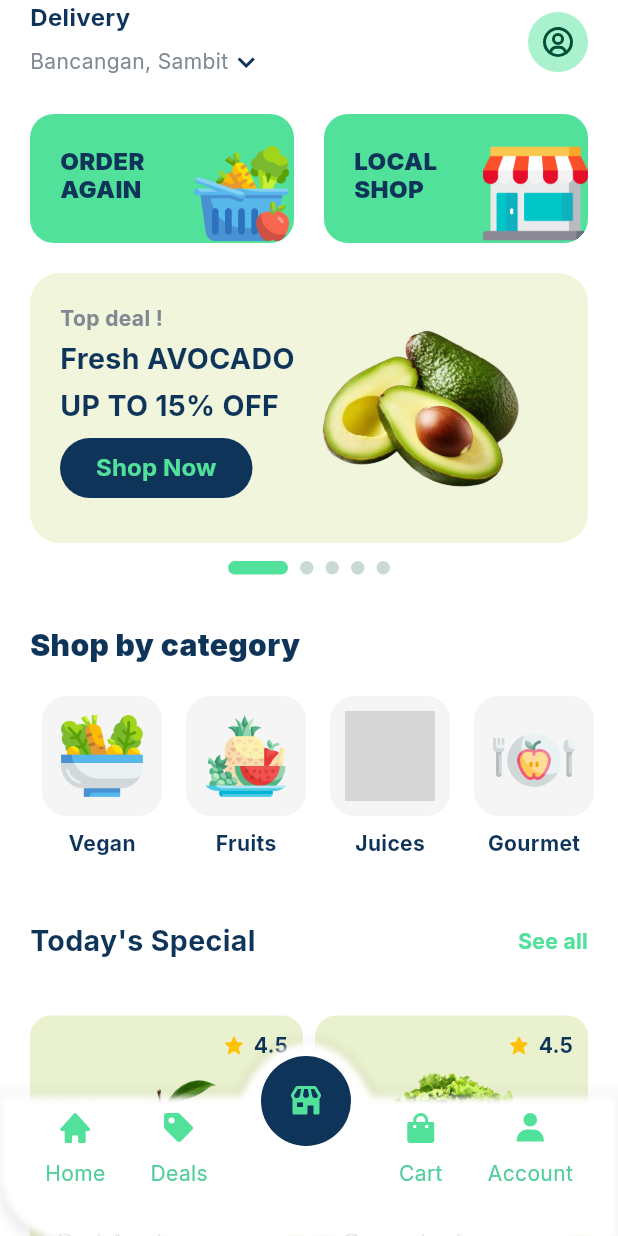
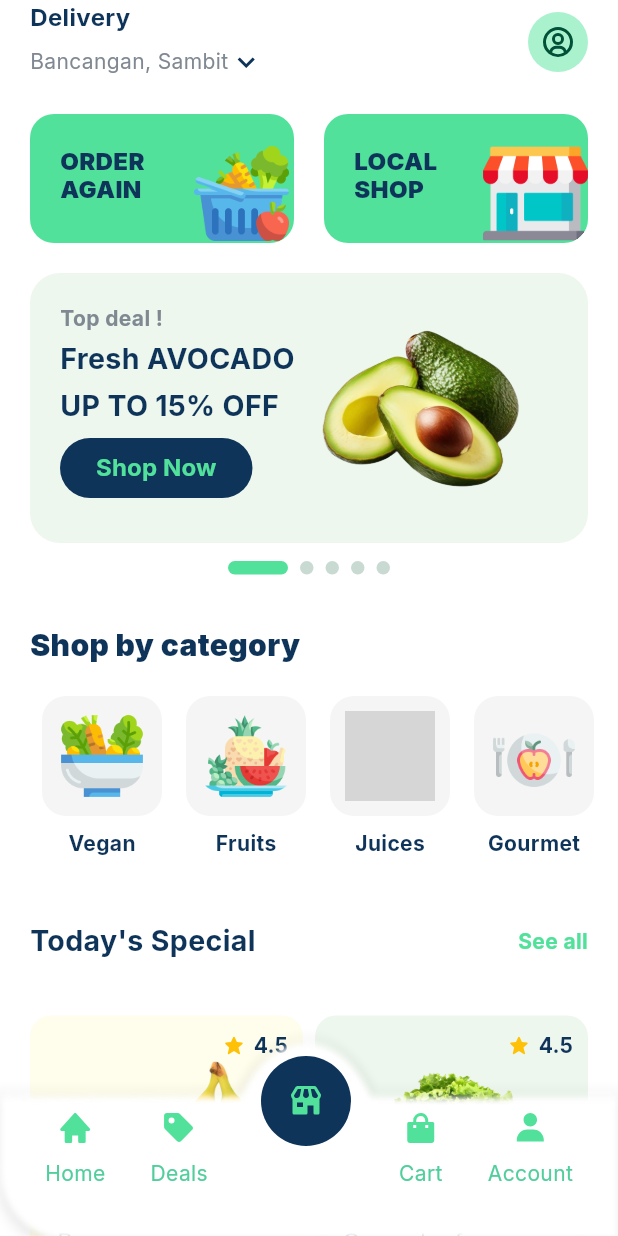
Before and after one commit to CristovoXDGM/bento_challange, a Flutter app: the screen it shows after launch, on a phone screen of 412 x 824 dp. Run offline on Flutter 3.47's test engine with Material 3 defaults, Android fonts, the phone set to English and light mode, and no system bars; drawn by our look-alikes of flutter_animate; our stand-ins replace boxicons, go_router; grey boxes are pictures that could not be loaded.

Commit message:
style: adjust colors for special list offers and shop offers

```diff
--- a/lib/home/ui/components/special_offers_list.dart
+++ b/lib/home/ui/components/special_offers_list.dart
@@ -35,7 +35,7 @@ class _SpecialOffersListState extends State<SpecialOffersList> {
           child: Container(
             clipBehavior: Clip.antiAlias,
             decoration: BoxDecoration(
-              color: AppColors.secondaryHover.withOpacity(0.6),
+              color: fruitListData[index].backgroundColor,
               borderRadius: BorderRadius.circular(14),
             ),
             width: 400,
--- a/lib/home/ui/pages/home_page.dart
+++ b/lib/home/ui/pages/home_page.dart
@@ -129,6 +129,7 @@ class _HomePageState extends State<HomePage> {
                         .map((item) => CardItemOffer(
                               imagePath: item["image"]!,
                               title: item["name"]!,
+                              backgroundColor: item["backgroundColor"],
                             ))
                         .toList(),
                   ),
--- a/lib/home/ui/widgets/card_item_offer.dart
+++ b/lib/home/ui/widgets/card_item_offer.dart
@@ -8,18 +8,20 @@ class CardItemOffer extends StatelessWidget {
       this.dealTitle = "Top deal !",
       this.title = "avocado",
       this.subtitle = "up to 15% off",
-      this.imagePath = ""});
+      this.imagePath = "",
+      this.backgroundColor});
 
   final String dealTitle;
   final String title;
   final String subtitle;
   final String imagePath;
+  final Color? backgroundColor;
 
   @override
   Widget build(BuildContext context) {
     return Container(
       padding: const EdgeInsets.only(right: 20),
-      color: AppColors.secondary,
+      color: backgroundColor ?? AppColors.secondary,
       child: Row(
         mainAxisSize: MainAxisSize.max,
         crossAxisAlignment: CrossAxisAlignment.center,
--- a/lib/shared/constants/png_assets.dart
+++ b/lib/shared/constants/png_assets.dart
@@ -1,3 +1,5 @@
+import 'package:flutter/material.dart';
+
 class PngAssets {
   static const vegetables = "assets/images/001-fruits-and-vegetables.png";
   static const avocado = "assets/images/002-avocado.png";
@@ -35,12 +37,32 @@ class PngAssets {
     pineapple
   ];
 
-  static const offersList = [
-    {"image": cutAvocado, "name": "Avocado"},
-    {"image": cutPineapple, "name": "Pineapple"},
-    {"image": jackfruit, "name": "Jackfruit"},
-    {"image": orange, "name": "orange"},
-    {"image": tomatoeCut, "name": "Tomatoe"}
+  static final List offersList = [
+    {
+      "image": cutAvocado,
+      "name": "Avocado",
+      "backgroundColor": Colors.green.withOpacity(0.1),
+    },
+    {
+      "image": cutPineapple,
+      "name": "Pineapple",
+      "backgroundColor": Colors.yellow.withOpacity(0.1),
+    },
+    {
+      "image": jackfruit,
+      "name": "Jackfruit",
+      "backgroundColor": Colors.yellow.withOpacity(0.1),
+    },
+    {
+      "image": orange,
+      "name": "orange",
+      "backgroundColor": Colors.orange.withOpacity(0.1),
+    },
+    {
+      "image": tomatoeCut,
+      "name": "Tomatoe",
+      "backgroundColor": Colors.red.withOpacity(0.1),
+    }
   ];
 
   static const specialOffersList = [
```
Also changed, not shown: lib/shared/constants/mocked_data.dart (+24 -13 lines).
